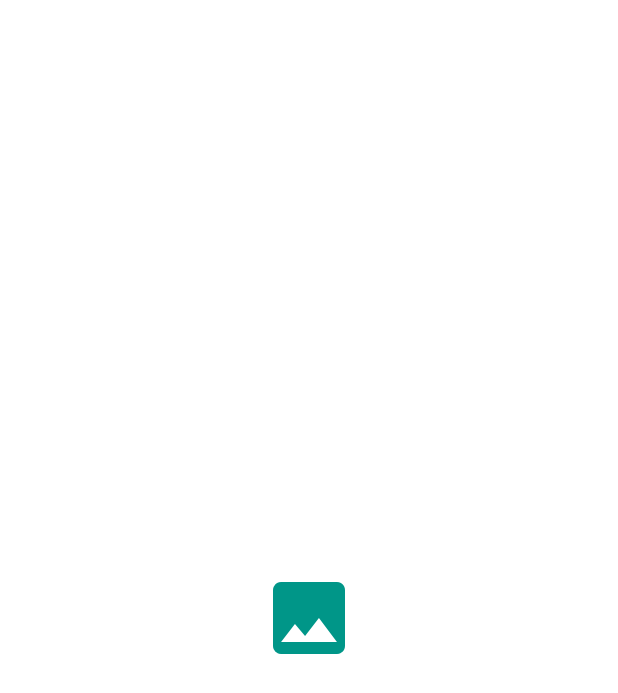
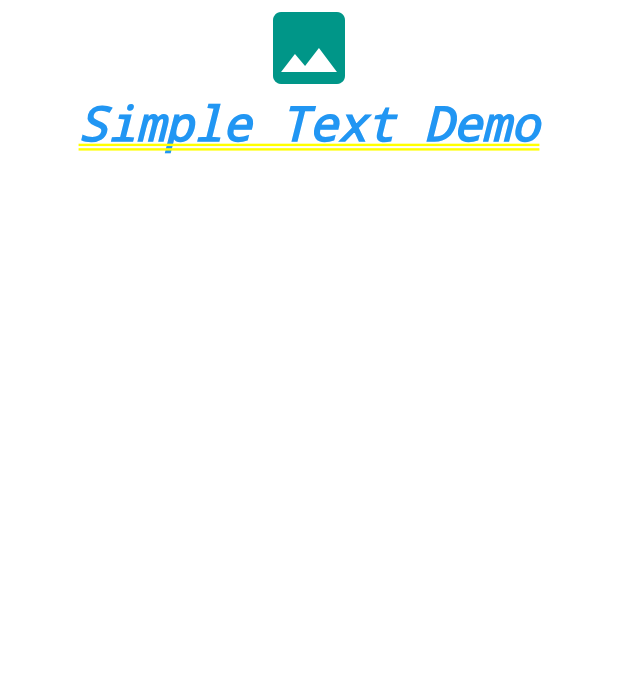
Before and after one commit to zarneezawwinoo/firstFlutter, a Flutter app: the screen it shows after launch, on a phone screen of 412 x 824 dp. Shown: the top 693 px of the screen. Run offline on Flutter 3.47's test engine with Material 2 defaults, Android fonts, the phone set to English and light mode, and no system bars.

Commit message:
1.add: text widget to login_screen.dart

```diff
--- a/lib/ui/login_screen.dart
+++ b/lib/ui/login_screen.dart
@@ -7,10 +7,24 @@ class LoginScreen extends StatefulWidget {
 class _LoginScreenState extends State<LoginScreen> {
   @override
   Widget build(BuildContext context) => Center(
-    child: Icon(
-      Icons.image,
-      size: 64,
-      color: Theme.of(context).primaryColor,
+    child: Column(
+      children: <Widget>[
+        Icon(
+          Icons.image,
+          size: 64,
+          color: Theme.of(context).primaryColor,
+        ),
+        const Text(
+          'Simple Text Demo',
+          textAlign: TextAlign.center,
+          style: TextStyle(
+            color: Colors.blue,
+            fontSize: 32,
+            fontStyle: FontStyle.italic,
+            decoration: TextDecoration.underline,
+          ),
+        ),
+      ],
     )
   );
 }
```
